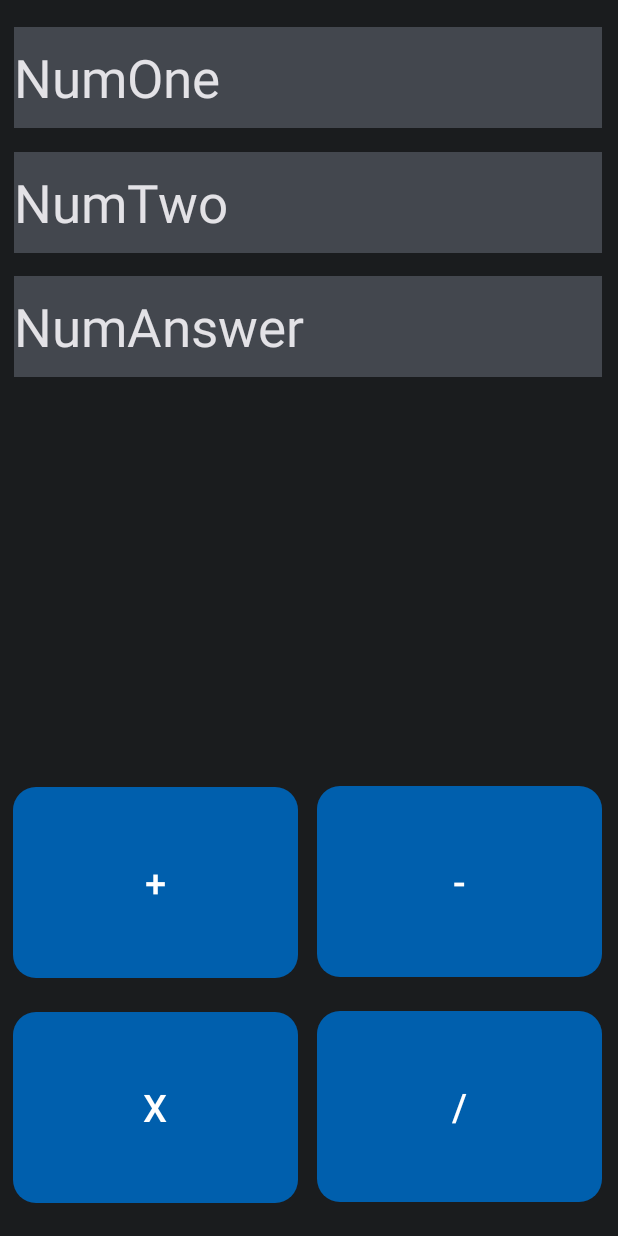
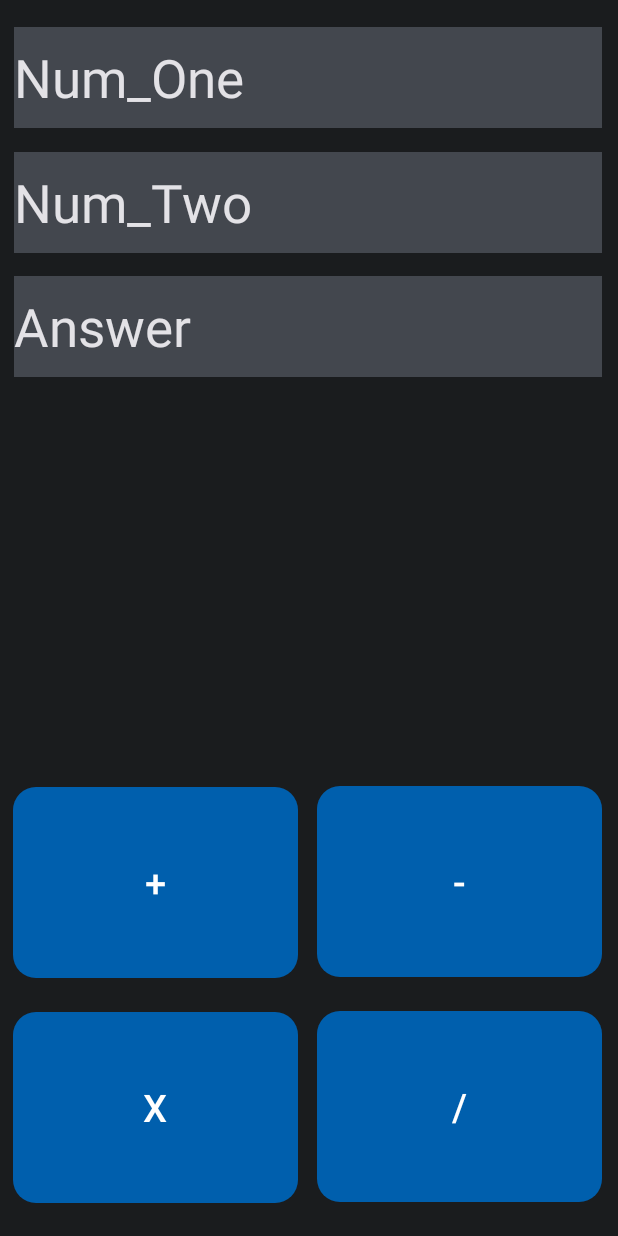
Before and after one commit to AustinEmmanuel/CalculatorAppEmmanuel, an Android app: the screen it shows after launch (MainActivity), on a phone screen of 412 x 824 dp. Run offline under Robolectric (Android 15) with nearby library versions, the phone set to English and light mode, and no system bars.

Commit message:
9_12(only changed a minor correction in the strings.xml) another last minute change

```diff
--- a/app/src/main/res/values/strings.xml
+++ b/app/src/main/res/values/strings.xml
@@ -1,6 +1,6 @@
 <resources>
     <string name="app_name">CalculatorAppEmmanuel</string>
-    <string name="num_1">NumOne</string>
-    <string name="num_2">NumTwo</string>
-    <string name="num_answer">NumAnswer</string>
+    <string name="num_1">Num_One</string>
+    <string name="num_2">Num_Two</string>
+    <string name="num_answer">Answer</string>
 </resources>
```
